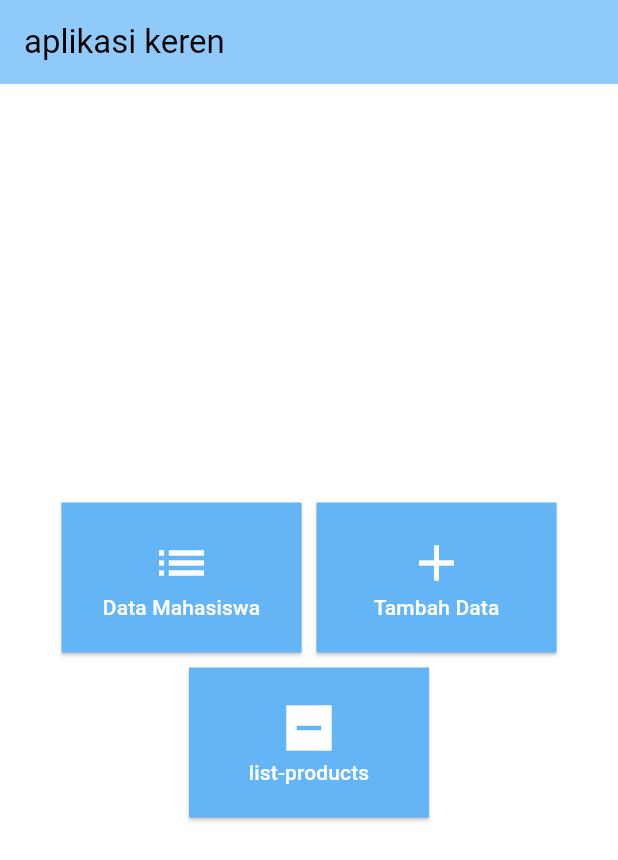
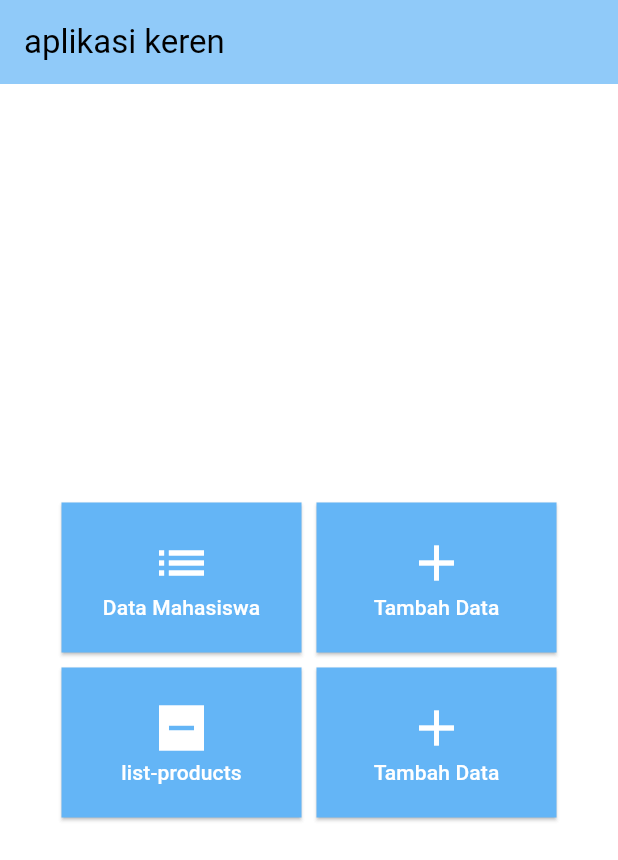
Before and after one commit to ariefdrm/flutter_app_1, a Flutter app: the screen it shows after launch, on a phone screen of 412 x 824 dp. Shown: the top 860 px of the screen. Run offline on Flutter 3.47's test engine with Material 3 defaults, Android fonts, the phone set to English and light mode, and no system bars.

Commit message:
refactor: refactor code 27/05/2025

```diff
--- a/lib/datamahasiswa.dart
+++ b/lib/datamahasiswa.dart
@@ -3,7 +3,7 @@ import 'package:flutter/material.dart';
 import 'package:http/http.dart' as http;
 
 class Datamahasiswa extends StatefulWidget {
-  const Datamahasiswa({Key? key}) : super(key: key);
+  const Datamahasiswa({super.key});
 
   @override
   _DatamahasiswaState createState() => _DatamahasiswaState();
@@ -43,8 +43,8 @@ class _DatamahasiswaState extends State<Datamahasiswa> {
             leading: CircleAvatar(
               backgroundImage: NetworkImage(listData[index]['foto']),
             ),
-            title: Text('nama: ' + listData[index]['nama']),
-            subtitle: Text('nim: ' + listData[index]['nim']),
+            title: Text('nama: ${listData[index]['nama']}'),
+            subtitle: Text('nim: ${listData[index]['nim']}'),
           );
         },
       ),
--- a/lib/main_menu.dart
+++ b/lib/main_menu.dart
@@ -13,6 +13,8 @@ class MainMenu extends StatelessWidget {
       ),
       backgroundColor: Colors.white60,
       body: Center(
+        child: Container(
+          margin: const EdgeInsets.only(left: 20, right: 20),
           child: Wrap(
             alignment: WrapAlignment.center,
             runAlignment: WrapAlignment.center,
@@ -68,7 +70,21 @@ class MainMenu extends StatelessWidget {
                   ],
                 ),
               ),
+              ElevatedButton(
+                style: ElevatedButton.styleFrom(
+                  backgroundColor: Colors.blue[300],
+                  foregroundColor: Colors.white,
+                  fixedSize: Size(160, 100),
+                  shape: RoundedRectangleBorder(),
+                ),
+                onPressed: () {},
+                child: Column(
+                  mainAxisAlignment: MainAxisAlignment.center,
+                  children: [Icon(Icons.add, size: 40), Text('Tambah Data')],
+                ),
+              ),
             ],
+          ),
         ),
       ),
     );
```
Lines whose indentation alone changed are shown as unchanged.
